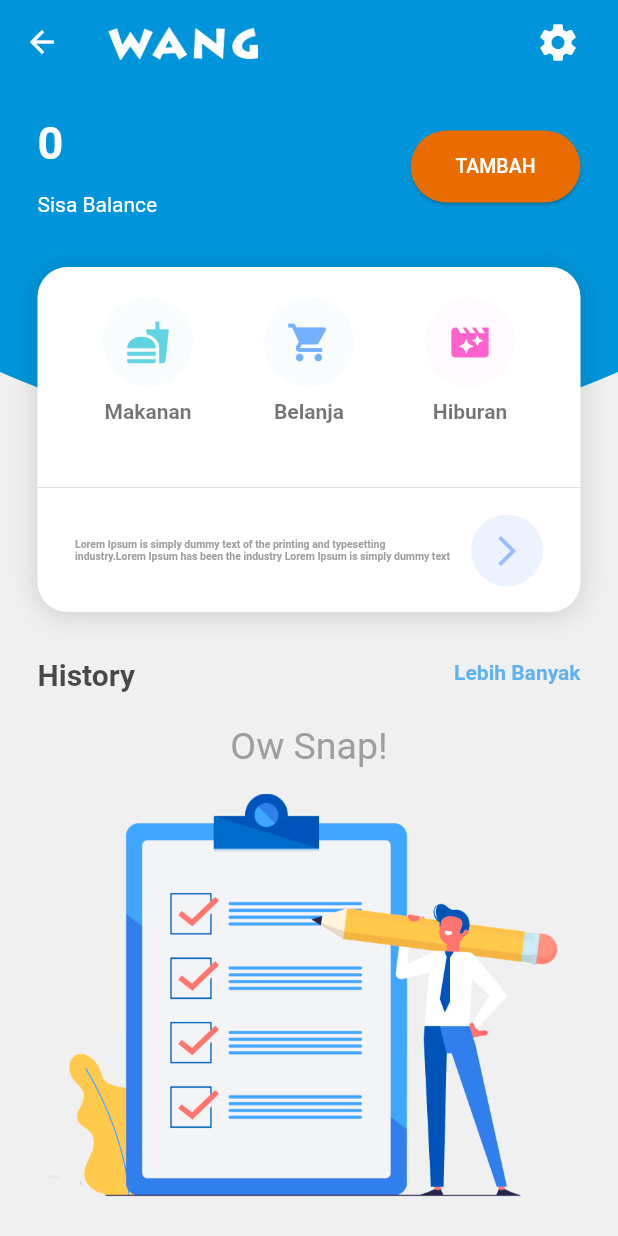
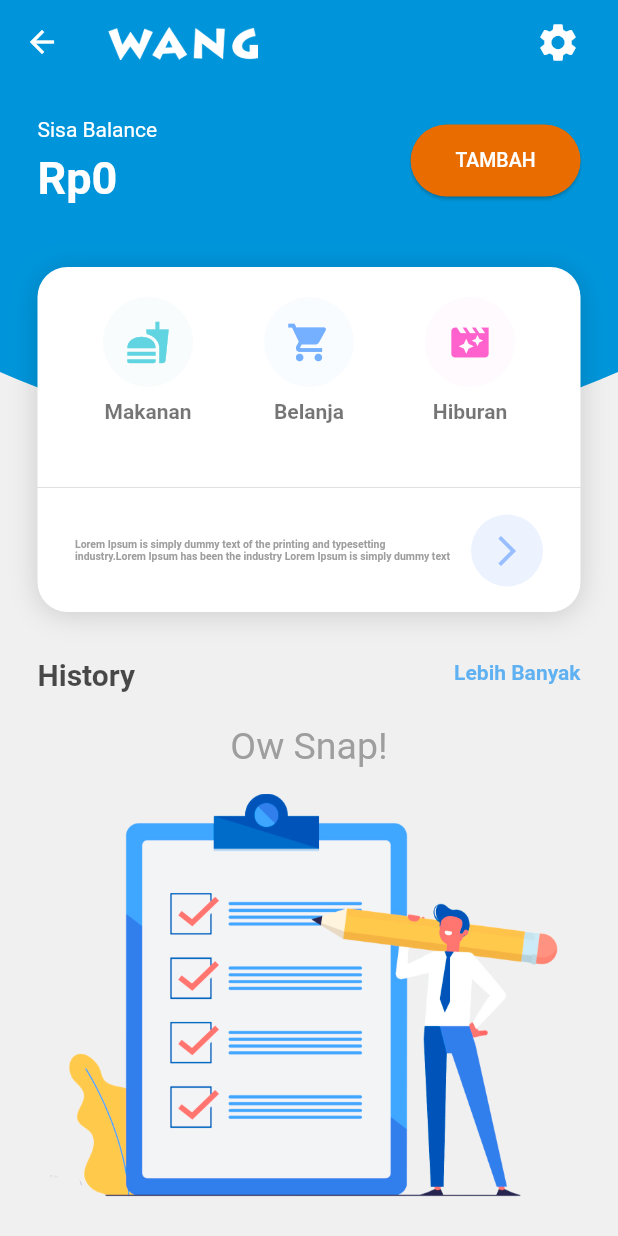
Before and after one commit to nadiacarrisa/CekWallet, a Flutter app: the MainMenu screen opened by its route, on a phone screen of 412 x 824 dp. Run offline on Flutter 3.47's test engine with Material 2 defaults, Android fonts, the phone set to English and light mode, and no system bars; our stand-ins replace bubble_tab_indicator, flutter_masked_text, flutter_money_formatter, sqflite; missing offline and left inert: moneytextformfield; accounts and stored records are empty.

Commit message:
adding currency format all page (input form not included)

```diff
--- a/lib/MainMenu.dart
+++ b/lib/MainMenu.dart
@@ -1,6 +1,8 @@
 import 'package:flutter/material.dart';
+import 'package:flutter_money_formatter/flutter_money_formatter.dart';
 import 'EditForm.dart';
 import 'ExpenseForm.dart';
+import 'HistoryPage.dart';
 import 'IncomeForm.dart';
 import 'dart:async';
 import 'models/History.dart';
@@ -196,6 +198,23 @@ class MainMenuState extends State<MainMenu> {
 
   @override
   Widget build(BuildContext context) {
+    FlutterMoneyFormatter fmf;
+
+    String tot = '';
+
+    if(_total.toString().length > 12) {
+      tot = _total.toString().substring(0,9);
+      fmf = FlutterMoneyFormatter(
+        amount: double.parse(tot)
+      );
+      tot = fmf.output.withoutFractionDigits.toString() + '...';
+    } else {
+      fmf = FlutterMoneyFormatter(
+          amount: _total.toDouble()
+      );
+      tot = fmf.output.withoutFractionDigits;
+    }
+
     Color primaryColor = Color.fromRGBO(0, 149, 218, 1);
     return Scaffold(
       appBar: AppBar(
@@ -256,24 +275,24 @@ class MainMenuState extends State<MainMenu> {
                         crossAxisAlignment: CrossAxisAlignment.start,
                         children: <Widget>[
                           Text(
-                            '$_total',
+                            'Sisa Balance',
+                            style: TextStyle(
+                              color: Colors.white,
+                              fontSize: 14.0,
+                            ),
+                            textScaleFactor: 1.0,
+                          ),
+                          SizedBox(
+                            height: 7.0,
+                          ),
+                          Text(
+                            'Rp' + tot,
                             textScaleFactor: 1.0,
                             style: TextStyle(
                               color: Colors.white,
                               fontSize: 30.0,
                               fontWeight: FontWeight.bold,
                             ),
-                          ),
-                          SizedBox(
-                            height: 15.0,
-                          ),
-                          Text(
-                            'Sisa Balance',
-                            style: TextStyle(
-                              color: Colors.white,
-                              fontSize: 14.0,
-                            ),
-                            textScaleFactor: 1.0,
                           ),
                         ],
                       ),
@@ -481,7 +500,18 @@ class MainMenuState extends State<MainMenu> {
                         ),
                       ),
                       onTap: () {
-                        Navigator.pushNamed(context, '/history');
+                        Navigator.of(context).push(
+                          MaterialPageRoute<String>(
+                            builder: (BuildContext context) {
+                              return HistoryPage();
+                            },
+                          ),
+                        ).then(
+                          (String value) {
+                            calTot();
+                            getList();
+                          },
+                        );
                       },
                     ),
                   )
@@ -563,6 +593,9 @@ class HistoryCards {
       this.klikUpdate});
 
   Widget cards() {
+    FlutterMoneyFormatter fmf = FlutterMoneyFormatter(
+        amount: value.toDouble()
+    );
     return Card(
       shape: RoundedRectangleBorder(borderRadius: BorderRadius.circular(15.0)),
       child: Padding(
@@ -625,7 +658,7 @@ class HistoryCards {
             ],
           ),
           trailing: Text(
-            '$tag' + ' Rp' + '$value',
+            '$tag' + ' Rp' + fmf.output.withoutFractionDigits,
             style: TextStyle(
               fontSize: 18.0,
               color: cPrice,
```
Also changed, not shown: lib/HistoryPage.dart (+11 -2 lines).
